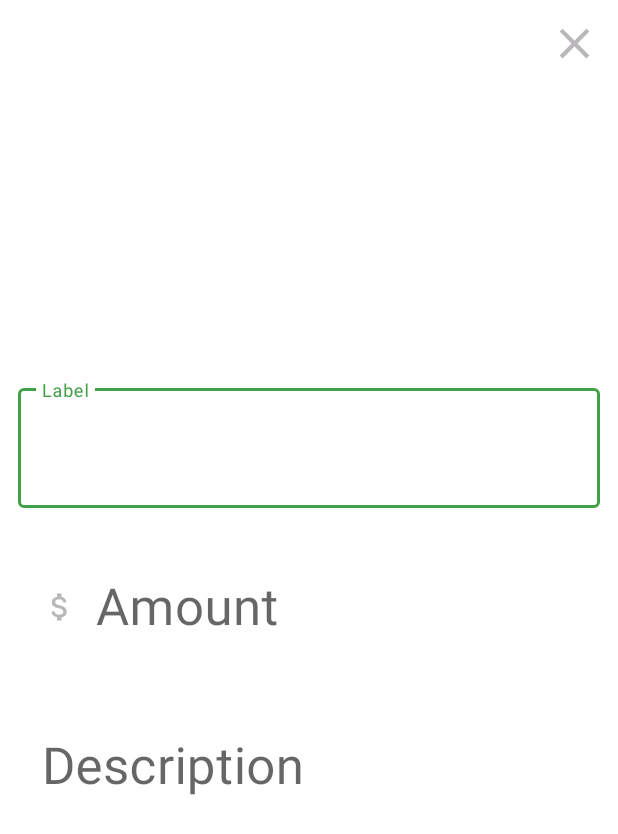
After one commit to SuneelKM/Android_ExpenseTracker, an Android app: the DetailedActivity screen opened directly, with no data from a screen before it, on a phone screen of 412 x 824 dp. The commit adds this screen. Shown: the top 834 px of the screen. Run offline under Robolectric (Android 15) with nearby library versions, the phone set to English and light mode, and no system bars; our stand-ins replace Room's generated code; 4 statements that could not run were skipped.

Commit message:
Add Detailed View & Transactions Update

```diff
--- a/app/src/main/AndroidManifest.xml
+++ b/app/src/main/AndroidManifest.xml
@@ -13,7 +13,9 @@
         android:supportsRtl="true"
         android:theme="@style/Theme.ExpenseTracker"
         tools:targetApi="31">
-
+        <activity
+            android:name=".DetailedActivity"
+            android:exported="false" />
         <activity
             android:name=".AddTransactionActivity"
             android:exported="false" />
--- /dev/null
+++ b/app/src/main/java/com/example/expensetracker/DetailedActivity.kt
@@ -0,0 +1,91 @@
+package com.example.expensetracker
+
+
+import android.content.Context
+import androidx.appcompat.app.AppCompatActivity
+import android.os.Bundle
+import android.view.View
+import android.view.inputmethod.InputMethodManager
+import androidx.core.widget.addTextChangedListener
+import androidx.room.Room
+import kotlinx.android.synthetic.main.activity_add_transaction.*
+import kotlinx.android.synthetic.main.activity_add_transaction.amountInput
+import kotlinx.android.synthetic.main.activity_add_transaction.amountLayout
+import kotlinx.android.synthetic.main.activity_add_transaction.closeBtn
+import kotlinx.android.synthetic.main.activity_add_transaction.descriptionInput
+import kotlinx.android.synthetic.main.activity_add_transaction.labelInput
+import kotlinx.android.synthetic.main.activity_add_transaction.labelLayout
+import kotlinx.android.synthetic.main.activity_detailed.*
+import kotlinx.coroutines.GlobalScope
+import kotlinx.coroutines.launch
+
+class DetailedActivity : AppCompatActivity() {
+    private lateinit var transaction : Transaction
+
+    override fun onCreate(savedInstanceState: Bundle?) {
+        super.onCreate(savedInstanceState)
+        setContentView(R.layout.activity_detailed)
+
+        transaction = intent.getSerializableExtra("transaction") as Transaction
+
+        labelInput.setText(transaction.label)
+        amountInput.setText(transaction.amount.toString())
+        descriptionInput.setText(transaction.description)
+
+
+        rootView.setOnClickListener {
+            this.window.decorView.clearFocus()
+
+            val imm = getSystemService(Context.INPUT_METHOD_SERVICE) as InputMethodManager
+            imm.hideSoftInputFromWindow(it.windowToken, 0)
+        }
+
+        labelInput.addTextChangedListener {
+            updateBtn.visibility = View.VISIBLE
+            if(it!!.count() > 0)
+                labelLayout.error = null
+        }
+
+        amountInput.addTextChangedListener {
+            updateBtn.visibility = View.VISIBLE
+            if(it!!.count() > 0)
+                amountLayout.error = null
+        }
+
+        descriptionInput.addTextChangedListener {
+            updateBtn.visibility = View.VISIBLE
+        }
+
+        updateBtn.setOnClickListener {
+            val label = labelInput.text.toString()
+            val description = descriptionInput.text.toString()
+            val amount = amountInput.text.toString().toDoubleOrNull()
+
+            if(label.isEmpty())
+                labelLayout.error = "Please neter a valid label"
+
+            else if(amount == null)
+                amountLayout.error = "Please enter a valid amount"
+            else {
+                val transaction  = Transaction(transaction.id, label, amount, description)
+                update(transaction)
+            }
+        }
+
+        closeBtn.setOnClickListener {
+            finish()
+        }
+    }
+
+    private fun update(transaction: Transaction){
+        val db = Room.databaseBuilder(this,
+            AppDatabase::class.java,
+            "transactions").build()
+
+        GlobalScope.launch {
+            db.transactionDao().update(transaction)
+            finish()
+        }
+    }
+
+}
--- a/app/src/main/java/com/example/expensetracker/TransactionAdapter.kt
+++ b/app/src/main/java/com/example/expensetracker/TransactionAdapter.kt
@@ -1,6 +1,7 @@
 package com.example.expensetracker
 
 
+import android.content.Intent
 import android.view.LayoutInflater
 import android.view.View
 import android.view.ViewGroup
@@ -37,6 +38,11 @@
         }
 
         holder.label.text = transaction.label
+        holder.itemView.setOnClickListener {
+            val intent = Intent(context, DetailedActivity::class.java)
+            intent.putExtra("transaction", transaction)
+            context.startActivity(intent)
+        }
 
     }
 
--- /dev/null
+++ b/app/src/main/res/layout/activity_detailed.xml
@@ -0,0 +1,108 @@
+<?xml version="1.0" encoding="utf-8"?>
+<androidx.constraintlayout.widget.ConstraintLayout xmlns:android="http://schemas.android.com/apk/res/android"
+    xmlns:app="http://schemas.android.com/apk/res-auto"
+    xmlns:tools="http://schemas.android.com/tools"
+    android:layout_width="match_parent"
+    android:layout_height="match_parent"
+    android:id="@+id/rootView"
+    tools:context=".DetailedActivity">
+
+    <ImageButton
+        android:id="@+id/closeBtn"
+        android:layout_width="34dp"
+        android:layout_height="34dp"
+        android:layout_margin="12dp"
+        android:background="@drawable/close_bg"
+        app:layout_constraintEnd_toEndOf="parent"
+        app:layout_constraintTop_toTopOf="parent" />
+
+    <LinearLayout
+        android:id="@+id/linearLayout"
+        android:layout_width="match_parent"
+        android:layout_height="wrap_content"
+        android:orientation="vertical"
+        app:layout_constraintBottom_toBottomOf="parent"
+        app:layout_constraintEnd_toEndOf="parent"
+        app:layout_constraintStart_toStartOf="parent"
+        app:layout_constraintTop_toTopOf="parent">
+
+        <com.google.android.material.textfield.TextInputLayout
+            android:id="@+id/labelLayout"
+            style="@style/Widget.MaterialComponents.TextInputLayout.OutlinedBox"
+            android:layout_width="match_parent"
+            android:layout_height="wrap_content"
+            android:layout_marginStart="12dp"
+            android:layout_marginEnd="12dp"
+            android:hint="Label"
+            app:boxStrokeWidth="0dp"
+            app:errorEnabled="true">
+
+            <com.google.android.material.textfield.TextInputEditText
+                android:id="@+id/labelInput"
+                android:layout_width="match_parent"
+                android:layout_height="wrap_content"
+                android:drawablePadding="12dp"
+                android:inputType="text"
+                android:maxLines="1"
+                android:textSize="34sp" />
+        </com.google.android.material.textfield.TextInputLayout>
+
+        <com.google.android.material.textfield.TextInputLayout
+            android:id="@+id/amountLayout"
+            style="@style/Widget.MaterialComponents.TextInputLayout.OutlinedBox"
+            android:layout_width="match_parent"
+            android:layout_height="wrap_content"
+            android:layout_marginStart="12dp"
+            android:layout_marginEnd="12dp"
+            android:hint="Amount"
+            app:boxStrokeWidth="0dp"
+            app:errorEnabled="true">
+
+            <com.google.android.material.textfield.TextInputEditText
+                android:id="@+id/amountInput"
+                android:layout_width="match_parent"
+                android:layout_height="wrap_content"
+                android:drawableStart="@drawable/money_selector"
+                android:drawablePadding="12dp"
+                android:inputType="numberDecimal|numberSigned"
+                android:maxLines="1"
+                android:textSize="34sp" />
+        </com.google.android.material.textfield.TextInputLayout>
+
+        <com.google.android.material.textfield.TextInputLayout
+            android:id="@+id/descriptionLayout"
+            style="@style/Widget.MaterialComponents.TextInputLayout.OutlinedBox"
+            android:layout_width="match_parent"
+            android:layout_height="wrap_content"
+            android:layout_marginStart="12dp"
+            android:layout_marginEnd="12dp"
+            android:hint="Description"
+            app:boxStrokeWidth="0dp"
+            app:errorEnabled="true">
+
+            <com.google.android.material.textfield.TextInputEditText
+                android:id="@+id/descriptionInput"
+                android:layout_width="match_parent"
+                android:layout_height="wrap_content"
+                android:drawablePadding="12dp"
+                android:inputType="text|textMultiLine"
+                android:textSize="34sp" />
+        </com.google.android.material.textfield.TextInputLayout>
+
+    </LinearLayout>
+
+    <Button
+        android:id="@+id/updateBtn"
+        android:visibility="gone"
+        android:layout_width="match_parent"
+        android:layout_height="wrap_content"
+        android:background="@color/green"
+        android:padding="10dp"
+        android:text="Update transaction"
+        android:layout_margin="10dp"
+        android:textColor="@android:color/white"
+        app:layout_constraintBottom_toBottomOf="parent"
+        app:layout_constraintEnd_toEndOf="parent"
+        app:layout_constraintStart_toStartOf="parent"
+        app:layout_constraintTop_toBottomOf="@+id/linearLayout" />
+</androidx.constraintlayout.widget.ConstraintLayout>
--- a/app/src/main/res/values-night/themes.xml
+++ b/app/src/main/res/values-night/themes.xml
@@ -2,7 +2,7 @@
     <!-- Base application theme. -->
     <style name="Theme.ExpenseTracker" parent="Theme.MaterialComponents.DayNight.NoActionBar">
         <!-- Primary brand color. -->
-        <item name="colorPrimary">@color/purple_200</item>
+        <item name="colorPrimary">@color/green</item>
         <item name="colorPrimaryVariant">@color/purple_700</item>
         <item name="colorOnPrimary">@color/black</item>
         <!-- Secondary brand color. -->
@@ -12,7 +12,7 @@
         <!-- Status bar color. -->
         <item name="android:statusBarColor" tools:targetApi="l">?attr/colorPrimaryVariant</item>
         <!-- Customize your theme here. -->
-        <item name="android:textColor">@color/textMain</item>
+        <item name="android:textColor">@color/white</item>
         <item name="colorControlActivated">@color/green</item>
     </style>
 </resources>
--- a/app/src/main/res/values/colors.xml
+++ b/app/src/main/res/values/colors.xml
@@ -12,4 +12,5 @@
     <color name="red">#E53935</color>
     <color name="textMain">#292929</color>
 
+
 </resources>
--- a/app/src/main/res/values/themes.xml
+++ b/app/src/main/res/values/themes.xml
@@ -1,8 +1,8 @@
 <resources xmlns:tools="http://schemas.android.com/tools">
     <!-- Base application theme. -->
-    <style name="Theme.ExpenseTracker" parent="Theme.MaterialComponents.DayNight.NoActionBar">
+    <style name="Theme.ExpenseTracker" parent="Theme.MaterialComponents.Light.NoActionBar">
         <!-- Primary brand color. -->
-        <item name="colorPrimary">@color/purple_500</item>
+        <item name="colorPrimary">@color/green</item>
         <item name="colorPrimaryVariant">@color/purple_700</item>
         <item name="colorOnPrimary">@color/white</item>
         <!-- Secondary brand color. -->
```
Also changed, not shown: app/src/main/java/com/example/expensetracker/MainActivity.kt (+65 -5 lines).
